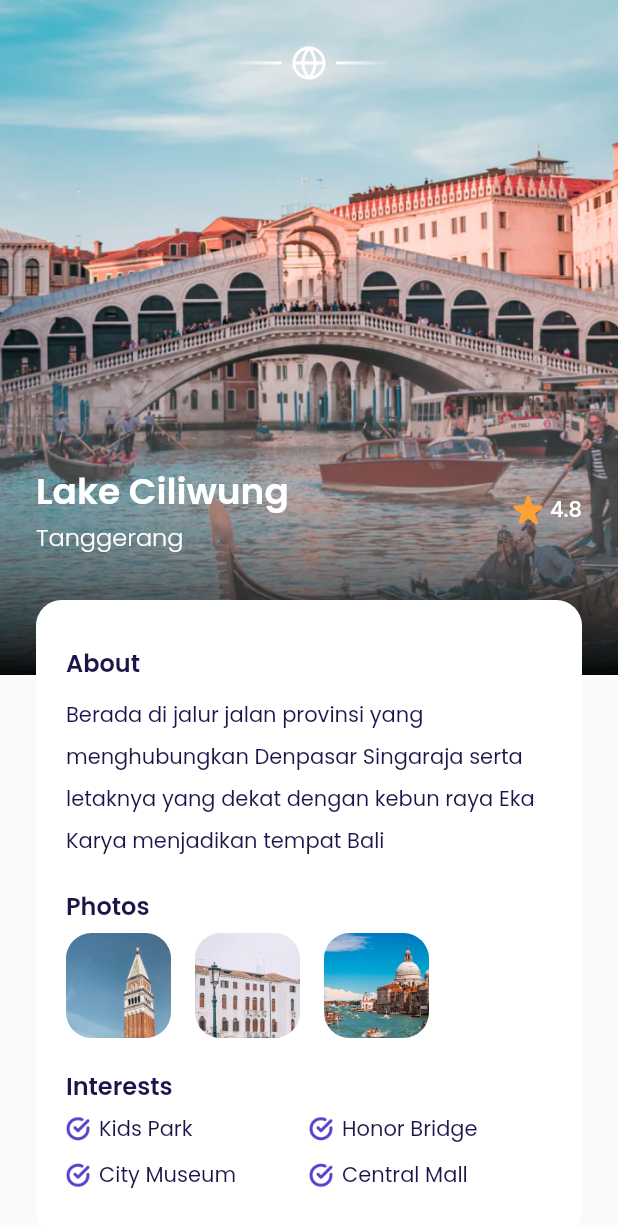
After one commit to msyamsularif/airplane, a Flutter app: the DetailPage screen opened by its route, on a phone screen of 412 x 824 dp. The commit adds this screen. Shown: the top 1227 px of the screen. Run offline on Flutter 3.47's test engine with Material 2 defaults, Android fonts, the phone set to English and light mode, and no system bars; our stand-ins replace google_fonts.

Commit message:
Add detail page, widget photo item and widget interests item

```diff
--- a/lib/main.dart
+++ b/lib/main.dart
@@ -1,4 +1,5 @@
 import 'package:airplane/ui/pages/bonus_page.dart';
+import 'package:airplane/ui/pages/detail_page.dart';
 import 'package:airplane/ui/pages/get_started_page.dart';
 import 'package:airplane/ui/pages/main_page.dart';
 import 'package:airplane/ui/pages/sign_up_page.dart';
@@ -28,6 +29,7 @@
         '/sign-up': (context) => const SignUpPage(),
         '/bonus': (context) => const BonusPage(),
         '/main': (context) => const MainPage(),
+        '/detail-destination': (context) => const DetailPage(),
       },
     );
   }
--- /dev/null
+++ b/lib/ui/pages/detail_page.dart
@@ -0,0 +1,266 @@
+import 'package:airplane/ui/widgets/custom_button.dart';
+import 'package:airplane/ui/widgets/interests_item.dart';
+import 'package:airplane/ui/widgets/photo_item.dart';
+import 'package:flutter/material.dart';
+
+import '../../shared/theme.dart';
+
+class DetailPage extends StatelessWidget {
+  const DetailPage({Key? key}) : super(key: key);
+
+  @override
+  Widget build(BuildContext context) {
+    Widget backgroundImage() {
+      return Container(
+        width: double.infinity,
+        height: 450,
+        decoration: const BoxDecoration(
+          image: DecorationImage(
+            fit: BoxFit.cover,
+            image: AssetImage('assets/image_destination1.png'),
+          ),
+        ),
+      );
+    }
+
+    Widget customShadow() {
+      return Container(
+        width: double.infinity,
+        height: 214,
+        margin: const EdgeInsets.only(top: 236),
+        decoration: BoxDecoration(
+          gradient: LinearGradient(
+            begin: Alignment.topCenter,
+            end: Alignment.bottomCenter,
+            colors: [
+              kWhiteColor.withOpacity(0),
+              Colors.black.withOpacity(0.95)
+            ],
+          ),
+        ),
+      );
+    }
+
+    Widget content() {
+      return Container(
+        width: double.infinity,
+        margin: EdgeInsets.symmetric(
+          horizontal: defaultMargin,
+        ),
+        child: Column(
+          children: [
+            // NOTE EMBLEM
+            Container(
+              width: 108,
+              height: 24,
+              margin: const EdgeInsets.only(
+                top: 30,
+              ),
+              decoration: const BoxDecoration(
+                image: DecorationImage(
+                  image: AssetImage('assets/icon_emblem.png'),
+                ),
+              ),
+            ),
+
+            // NOTE TITLE
+            Container(
+              margin: const EdgeInsets.only(top: 256),
+              child: Row(
+                children: [
+                  Expanded(
+                    child: Column(
+                      crossAxisAlignment: CrossAxisAlignment.start,
+                      children: [
+                        Text(
+                          'Lake Ciliwung',
+                          style: whiteTextStyle.copyWith(
+                            fontSize: 24,
+                            fontWeight: semiBold,
+                          ),
+                          overflow: TextOverflow.ellipsis,
+                        ),
+                        Text(
+                          'Tanggerang',
+                          style: whiteTextStyle.copyWith(
+                            fontSize: 16,
+                            fontWeight: light,
+                          ),
+                        ),
+                      ],
+                    ),
+                  ),
+                  Row(
+                    mainAxisAlignment: MainAxisAlignment.center,
+                    children: [
+                      Container(
+                        width: 20,
+                        height: 20,
+                        margin: const EdgeInsets.only(right: 5),
+                        decoration: const BoxDecoration(
+                          image: DecorationImage(
+                            image: AssetImage('assets/icon_star.png'),
+                          ),
+                        ),
+                      ),
+                      Text(
+                        '4.8',
+                        style: whiteTextStyle.copyWith(
+                          fontWeight: medium,
+                        ),
+                      )
+                    ],
+                  ),
+                ],
+              ),
+            ),
+
+            // NOTE DESCRIPTION
+            Container(
+              width: double.infinity,
+              margin: const EdgeInsets.only(top: 30),
+              padding: const EdgeInsets.symmetric(
+                horizontal: 20,
+                vertical: 30,
+              ),
+              decoration: BoxDecoration(
+                color: kWhiteColor,
+                borderRadius: BorderRadius.circular(defaultRadius),
+              ),
+              child: Column(
+                crossAxisAlignment: CrossAxisAlignment.start,
+                children: [
+                  // NOTE : ABOUT
+                  Text(
+                    'About',
+                    style: blackTextStyle.copyWith(
+                      fontSize: 16,
+                      fontWeight: semiBold,
+                    ),
+                  ),
+                  const SizedBox(height: 6),
+                  Text(
+                    'Berada di jalur jalan provinsi yang menghubungkan Denpasar Singaraja serta letaknya yang dekat dengan kebun raya Eka Karya menjadikan tempat Bali',
+                    style: blackTextStyle.copyWith(
+                      height: 2,
+                    ),
+                  ),
+
+                  // NOTE : PHOTOS
+                  const SizedBox(height: 20),
+                  Text(
+                    'Photos',
+                    style: blackTextStyle.copyWith(
+                      fontSize: 16,
+                      fontWeight: semiBold,
+                    ),
+                  ),
+                  const SizedBox(height: 6),
+                  Row(
+                    children: const [
+                      PhotoItem(
+                        imageUrl: 'assets/image_photo1.png',
+                      ),
+                      PhotoItem(
+                        imageUrl: 'assets/image_photo2.png',
+                      ),
+                      PhotoItem(
+                        imageUrl: 'assets/image_photo3.png',
+                      ),
+                    ],
+                  ),
+
+                  // NOTE : INTERESTS
+                  const SizedBox(height: 20),
+                  Text(
+                    'Interests',
+                    style: blackTextStyle.copyWith(
+                      fontSize: 16,
+                      fontWeight: semiBold,
+                    ),
+                  ),
+                  const SizedBox(height: 6),
+                  Row(
+                    children: const [
+                      InterestsItem(
+                        text: 'Kids Park',
+                      ),
+                      InterestsItem(
+                        text: 'Honor Bridge',
+                      ),
+                    ],
+                  ),
+                  const SizedBox(height: 10),
+                  Row(
+                    children: const [
+                      InterestsItem(
+                        text: 'City Museum',
+                      ),
+                      InterestsItem(
+                        text: 'Central Mall',
+                      ),
+                    ],
+                  ),
+                ],
+              ),
+            ),
+
+            // NOTE : PRICE & BOOK BUTTON
+            Container(
+              width: double.infinity,
+              margin: const EdgeInsets.symmetric(
+                vertical: 30,
+              ),
+              child: Row(
+                children: [
+                  // NOTE : PRICE
+                  Expanded(
+                    child: Column(
+                      crossAxisAlignment: CrossAxisAlignment.start,
+                      children: [
+                        Text(
+                          'IDR 2.500.000',
+                          style: blackTextStyle.copyWith(
+                            fontSize: 18,
+                            fontWeight: medium,
+                          ),
+                        ),
+                        const SizedBox(height: 5),
+                        Text(
+                          'per orang',
+                          style: greyTextStyle.copyWith(
+                            fontWeight: light,
+                          ),
+                        ),
+                      ],
+                    ),
+                  ),
+
+                  // NOTE: BOOK BUTTON
+                  CustomBottom(
+                    width: 170,
+                    title: 'Book Now',
+                    onPressed: () {},
+                  ),
+                ],
+              ),
+            )
+          ],
+        ),
+      );
+    }
+
+    return Scaffold(
+      backgroundColor: kBackgroundColor,
+      body: SingleChildScrollView(
+        child: Stack(
+          children: [
+            backgroundImage(),
+            customShadow(),
+            content(),
+          ],
+        ),
+      ),
+    );
+  }
+}
--- a/lib/ui/pages/home_page.dart
+++ b/lib/ui/pages/home_page.dart
@@ -1,8 +1,8 @@
-import 'package:airplane/ui/widgets/destination_tile.dart';
 import 'package:flutter/material.dart';
 
 import '../../shared/theme.dart';
 import '../widgets/destination_card.dart';
+import '../widgets/destination_tile.dart';
 
 class HomePage extends StatelessWidget {
   const HomePage({Key? key}) : super(key: key);
--- a/lib/ui/widgets/destination_card.dart
+++ b/lib/ui/widgets/destination_card.dart
@@ -18,7 +18,9 @@
 
   @override
   Widget build(BuildContext context) {
-    return Container(
+    return GestureDetector(
+      onTap: () => Navigator.pushNamed(context, '/detail-destination'),
+      child: Container(
         width: 200,
         height: 323,
         margin: EdgeInsets.only(left: defaultMargin),
@@ -99,6 +101,7 @@
             ),
           ],
         ),
+      ),
     );
   }
 }
--- a/lib/ui/widgets/destination_tile.dart
+++ b/lib/ui/widgets/destination_tile.dart
@@ -1,6 +1,6 @@
 import 'package:flutter/material.dart';
 
-import 'package:airplane/shared/theme.dart';
+import '../../shared/theme.dart';
 
 class DestinaitonTile extends StatelessWidget {
   final String name;
@@ -18,7 +18,9 @@
 
   @override
   Widget build(BuildContext context) {
-    return Container(
+    return GestureDetector(
+      onTap: () => Navigator.pushNamed(context, '/detail-destination'),
+      child: Container(
         margin: const EdgeInsets.only(top: 16),
         padding: const EdgeInsets.all(10),
         decoration: BoxDecoration(
@@ -83,6 +85,7 @@
             ),
           ],
         ),
+      ),
     );
   }
 }
--- /dev/null
+++ b/lib/ui/widgets/interests_item.dart
@@ -0,0 +1,37 @@
+import 'package:flutter/material.dart';
+
+import '../../shared/theme.dart';
+
+class InterestsItem extends StatelessWidget {
+  final String text;
+
+  const InterestsItem({
+    Key? key,
+    required this.text,
+  }) : super(key: key);
+
+  @override
+  Widget build(BuildContext context) {
+    return Expanded(
+      child: Row(
+        children: [
+          Container(
+            width: 16,
+            height: 16,
+            margin: const EdgeInsets.only(right: 6),
+            decoration: const BoxDecoration(
+              image: DecorationImage(
+                fit: BoxFit.cover,
+                image: AssetImage('assets/icon_check.png'),
+              ),
+            ),
+          ),
+          Text(
+            text,
+            style: blackTextStyle,
+          )
+        ],
+      ),
+    );
+  }
+}
--- /dev/null
+++ b/lib/ui/widgets/photo_item.dart
@@ -0,0 +1,28 @@
+import 'package:flutter/material.dart';
+
+import '../../shared/theme.dart';
+
+class PhotoItem extends StatelessWidget {
+  final String imageUrl;
+
+  const PhotoItem({
+    Key? key,
+    required this.imageUrl,
+  }) : super(key: key);
+
+  @override
+  Widget build(BuildContext context) {
+    return Container(
+      width: 70,
+      height: 70,
+      margin: const EdgeInsets.only(right: 16),
+      decoration: BoxDecoration(
+        image: DecorationImage(
+          fit: BoxFit.cover,
+          image: AssetImage(imageUrl),
+        ),
+        borderRadius: BorderRadius.circular(defaultRadius),
+      ),
+    );
+  }
+}
```
Lines whose indentation alone changed are shown as unchanged.
